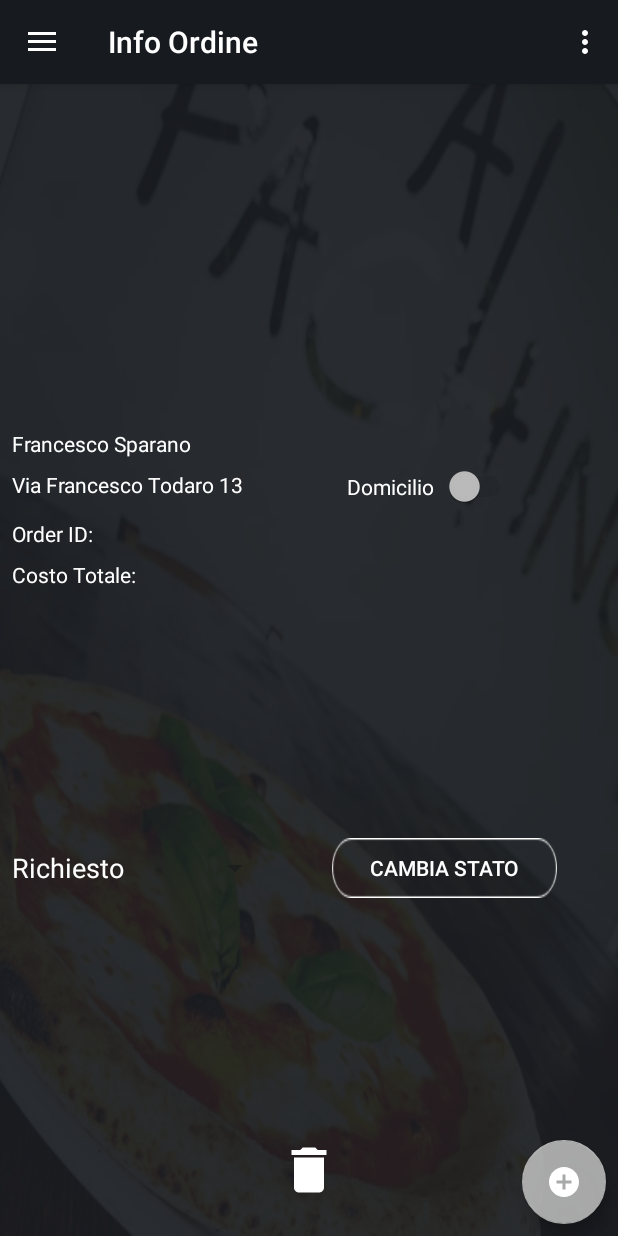
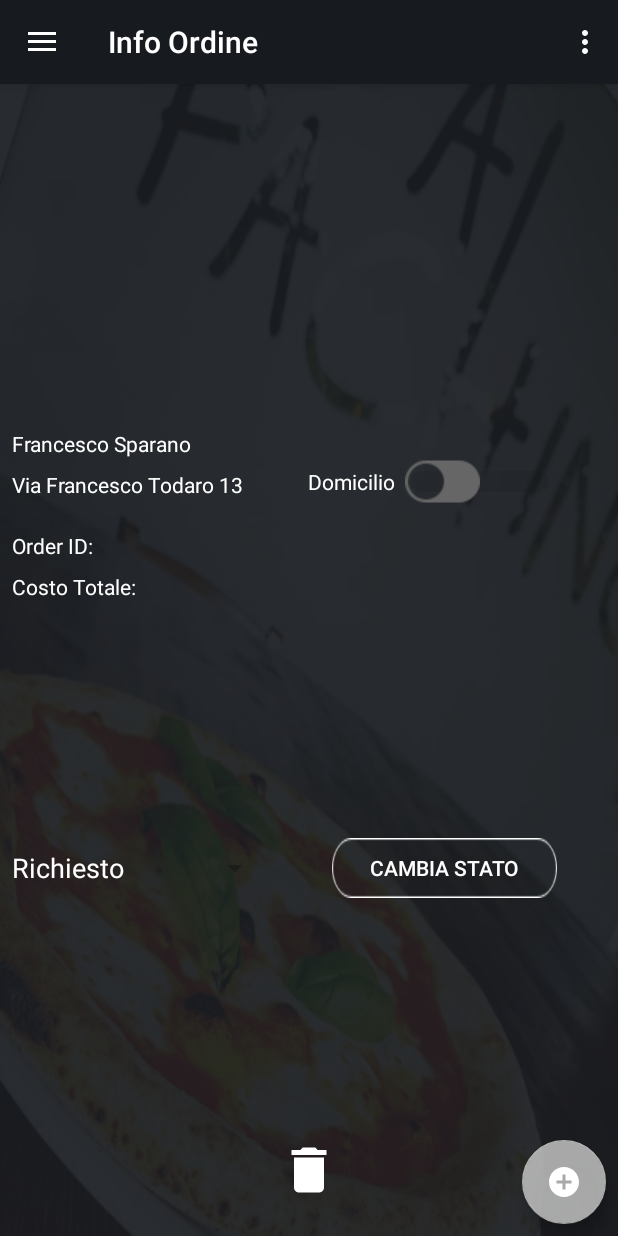
Before and after one commit to sparafra/Restaurant, an Android app: the activity_info_ordine screen opened directly, with no data from a screen before it, on a phone screen of 412 x 824 dp. Run offline under Robolectric (Android 15) with nearby library versions, the phone set to English and light mode, and no system bars; 11 statements that could not run were skipped.

Commit message:
massive bug update

```diff
--- a/app/src/main/java/com/example/spara/restaurant/activity/activity_info_ordine.java
+++ b/app/src/main/java/com/example/spara/restaurant/activity/activity_info_ordine.java
@@ -6,6 +6,8 @@ import android.content.Context;
 import android.content.Intent;
 import android.content.SharedPreferences;
 import android.content.pm.PackageManager;
+import android.content.res.ColorStateList;
+import android.graphics.Color;
 import android.net.Uri;
 import android.os.Bundle;
 
@@ -173,6 +175,7 @@ public class activity_info_ordine extends AppCompatActivity
                         // Stuff that updates the UI
                         loadIntoProductListView(O.getListProducts());
                         Domicilio.setChecked(O.getAsporto());
+
                         Nominativo.setText(U.getNome() + " " + U.getCognome());
                         Indirizzo.setText(U.getIndirizzo());
                         OrderId.setText("Order ID: " + O.getId());
--- /dev/null
+++ b/app/src/main/res/drawable/switch_selector.xml
@@ -0,0 +1,5 @@
+<?xml version="1.0" encoding="utf-8"?>
+<selector xmlns:android="http://schemas.android.com/apk/res/android">
+    <item android:drawable="@drawable/toggle_on" android:state_checked="true"/>
+    <item android:drawable="@drawable/toggle_off" android:state_checked="false"/>
+</selector>
--- a/app/src/main/res/layout/content_info_ordine.xml
+++ b/app/src/main/res/layout/content_info_ordine.xml
@@ -118,15 +118,17 @@
         android:layout_width="wrap_content"
         android:layout_height="wrap_content"
         android:layout_marginStart="8dp"
-        android:layout_marginTop="5dp"
+        android:layout_marginTop="40dp"
         android:layout_marginEnd="8dp"
         android:enabled="false"
         android:text="Domicilio  "
         android:textColor="@drawable/White"
+
         android:theme="@style/SwitchTheme"
+        android:thumb="@drawable/switch_selector"
         app:layout_constraintEnd_toEndOf="parent"
         app:layout_constraintStart_toEndOf="@+id/Indirizzo"
-        app:layout_constraintTop_toBottomOf="@+id/Nominativo" />
+        app:layout_constraintTop_toBottomOf="@+id/listProducts" />
 
     <com.google.android.material.floatingactionbutton.FloatingActionButton
         android:id="@+id/fab"
--- a/app/src/main/res/values-v21/styles.xml
+++ b/app/src/main/res/values-v21/styles.xml
@@ -13,5 +13,8 @@
     <style name="SwitchTheme" parent="Theme.AppCompat.Light">
         <item name="android:textColorPrimaryDisableOnly">#00838f</item>
         <item name="colorAccent">#148E13</item>
+        <item name="android:textColor">@drawable/White</item>
+
     </style>
+
 </resources>
--- a/app/src/main/res/values/styles.xml
+++ b/app/src/main/res/values/styles.xml
@@ -35,6 +35,8 @@
 
     <style name="SwitchTheme" parent="Theme.AppCompat.Light">
         <item name="android:colorControlActivated">#148E13</item>
+        <item name="android:textColor">#8E12</item>
+
     </style>
 
 </resources>
```
Also changed, not shown: app/src/main/res/drawable/toggle_off.png (added), app/src/main/res/drawable/toggle_on.png (added).
